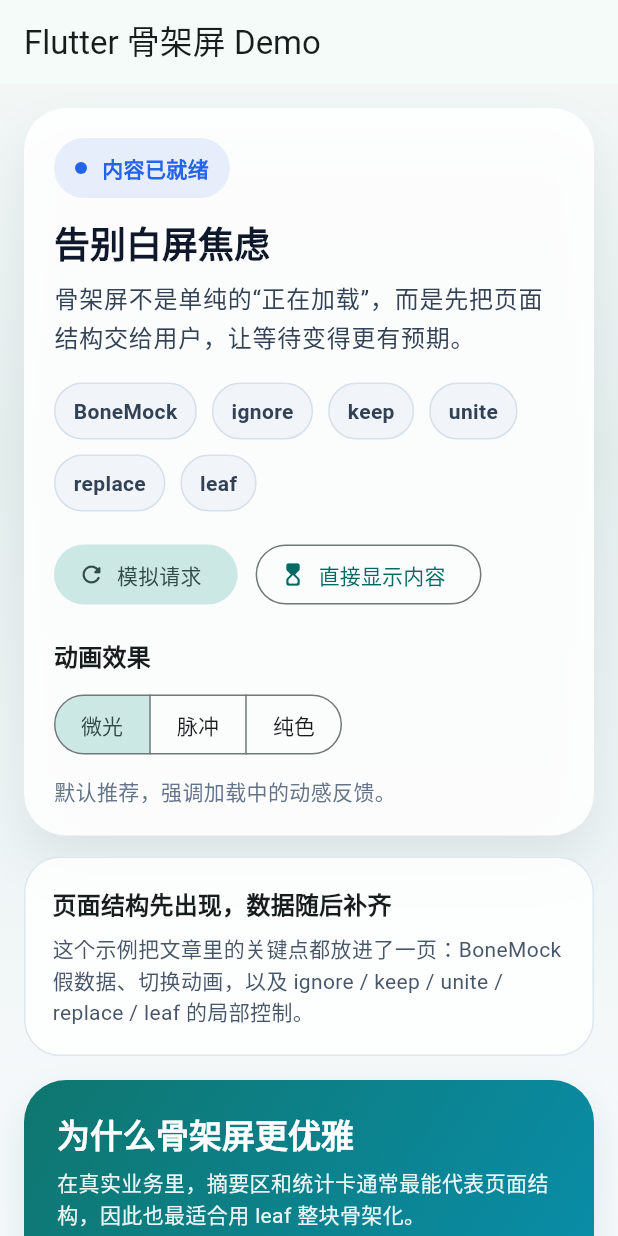
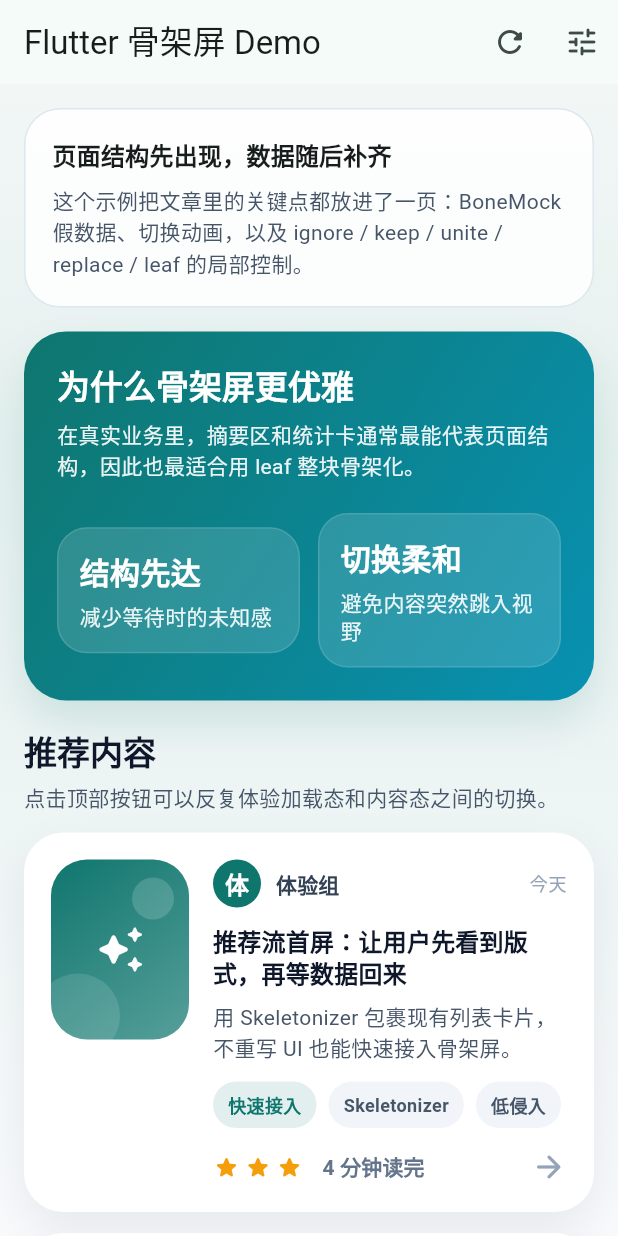
Before and after one commit to HanQiGod/skeleton_screen_demo, a Flutter app: the screen it shows after launch, on a phone screen of 412 x 824 dp. Run offline on Flutter 3.47's test engine with Material 3 defaults, Android fonts, the phone set to English and light mode, and no system bars; drawn by our look-alikes of skeletonizer.

Commit message:
refactor(main): 重构主界面布局结构并优化响应式设计
- 添加全局ScaffoldKey用于控制面板管理
- 提取_controlPanel构建方法提高代码可读性
- 实现移动端紧凑布局适配支持侧边栏抽屉
- 优化宽屏布局算法使用屏幕比例计算面板宽度
- 在小屏幕设备上添加工具栏图标替代侧边控制面板
- 简化窄屏布局结构移除不必要的Column包装器
- 更新测试用例验证新的UI组件和交互功能
- 调整布局间距参数提升视觉效果一致性

```diff
--- a/lib/main.dart
+++ b/lib/main.dart
@@ -76,6 +76,8 @@ class SkeletonScreenDemoPage extends StatefulWidget {
 }
 
 class _SkeletonScreenDemoPageState extends State<SkeletonScreenDemoPage> {
+  final GlobalKey<ScaffoldState> _scaffoldKey = GlobalKey<ScaffoldState>();
+
   static const List<IconData> _coverIcons = <IconData>[
     Icons.auto_awesome_rounded,
     Icons.view_agenda_rounded,
@@ -211,11 +213,8 @@ class _SkeletonScreenDemoPageState extends State<SkeletonScreenDemoPage> {
     });
   }
 
-  @override
-  Widget build(BuildContext context) {
-    final ThemeData theme = Theme.of(context);
-    final List<ShowcaseItem> items = _isLoading ? _mockItems : _realItems;
-    final Widget controlPanel = _ControlPanel(
+  Widget _buildControlPanel() {
+    return _ControlPanel(
       isLoading: _isLoading,
       selectedEffect: _selectedEffect,
       onToggleLoading: _toggleLoading,
@@ -226,9 +225,52 @@ class _SkeletonScreenDemoPageState extends State<SkeletonScreenDemoPage> {
         });
       },
     );
+  }
+
+  @override
+  Widget build(BuildContext context) {
+    final ThemeData theme = Theme.of(context);
+    final List<ShowcaseItem> items = _isLoading ? _mockItems : _realItems;
+    final double screenWidth = MediaQuery.sizeOf(context).width;
+    final bool isCompactLayout = screenWidth < 820;
+    final Widget controlPanel = _buildControlPanel();
 
     return Scaffold(
-      appBar: AppBar(title: const Text('Flutter 骨架屏 Demo'), centerTitle: false),
+      key: _scaffoldKey,
+      appBar: AppBar(
+        title: const Text('Flutter 骨架屏 Demo'),
+        centerTitle: false,
+        actions: isCompactLayout
+            ? <Widget>[
+                IconButton(
+                  onPressed: _simulateLoading,
+                  tooltip: '模拟请求',
+                  icon: const Icon(Icons.refresh_rounded),
+                ),
+                IconButton(
+                  onPressed: () => _scaffoldKey.currentState?.openEndDrawer(),
+                  tooltip: '打开控制面板',
+                  icon: const Icon(Icons.tune_rounded),
+                ),
+              ]
+            : null,
+      ),
+      endDrawer: isCompactLayout
+          ? Drawer(
+              width: (screenWidth * 0.92).clamp(320.0, 420.0).toDouble(),
+              shape: const RoundedRectangleBorder(
+                borderRadius: BorderRadius.horizontal(
+                  left: Radius.circular(28),
+                ),
+              ),
+              child: SafeArea(
+                child: Padding(
+                  padding: const EdgeInsets.fromLTRB(16, 16, 16, 24),
+                  child: SingleChildScrollView(child: controlPanel),
+                ),
+              ),
+            )
+          : null,
       body: DecoratedBox(
         decoration: const BoxDecoration(
           gradient: LinearGradient(
@@ -245,12 +287,12 @@ class _SkeletonScreenDemoPageState extends State<SkeletonScreenDemoPage> {
         child: SafeArea(
           child: LayoutBuilder(
             builder: (BuildContext context, BoxConstraints constraints) {
-              final bool isWideLayout = constraints.maxWidth >= 980;
+              final bool usesSidePanel = constraints.maxWidth >= 820;
 
-              if (isWideLayout) {
-                final double panelWidth = constraints.maxWidth >= 1400
-                    ? 420
-                    : 380;
+              if (usesSidePanel) {
+                final double panelWidth = (constraints.maxWidth * 0.32)
+                    .clamp(300.0, 420.0)
+                    .toDouble();
 
                 return Padding(
                   padding: const EdgeInsets.fromLTRB(20, 20, 20, 20),
@@ -261,7 +303,7 @@ class _SkeletonScreenDemoPageState extends State<SkeletonScreenDemoPage> {
                         width: panelWidth,
                         child: SingleChildScrollView(child: controlPanel),
                       ),
-                      const SizedBox(width: 20),
+                      const SizedBox(width: 18),
                       Expanded(
                         child: _ShowcaseViewport(
                           theme: theme,
@@ -281,22 +323,12 @@ class _SkeletonScreenDemoPageState extends State<SkeletonScreenDemoPage> {
                 );
               }
 
-              return Column(
-                children: <Widget>[
-                  Padding(
-                    padding: const EdgeInsets.fromLTRB(16, 16, 16, 14),
-                    child: controlPanel,
-                  ),
-                  Expanded(
-                    child: _ShowcaseViewport(
-                      theme: theme,
-                      items: items,
-                      isLoading: _isLoading,
-                      selectedEffect: _selectedEffect,
-                      contentPadding: const EdgeInsets.fromLTRB(16, 0, 16, 24),
-                    ),
-                  ),
-                ],
+              return _ShowcaseViewport(
+                theme: theme,
+                items: items,
+                isLoading: _isLoading,
+                selectedEffect: _selectedEffect,
+                contentPadding: const EdgeInsets.fromLTRB(16, 16, 16, 24),
               );
             },
           ),
```
Also changed, not shown: 1 other file.
